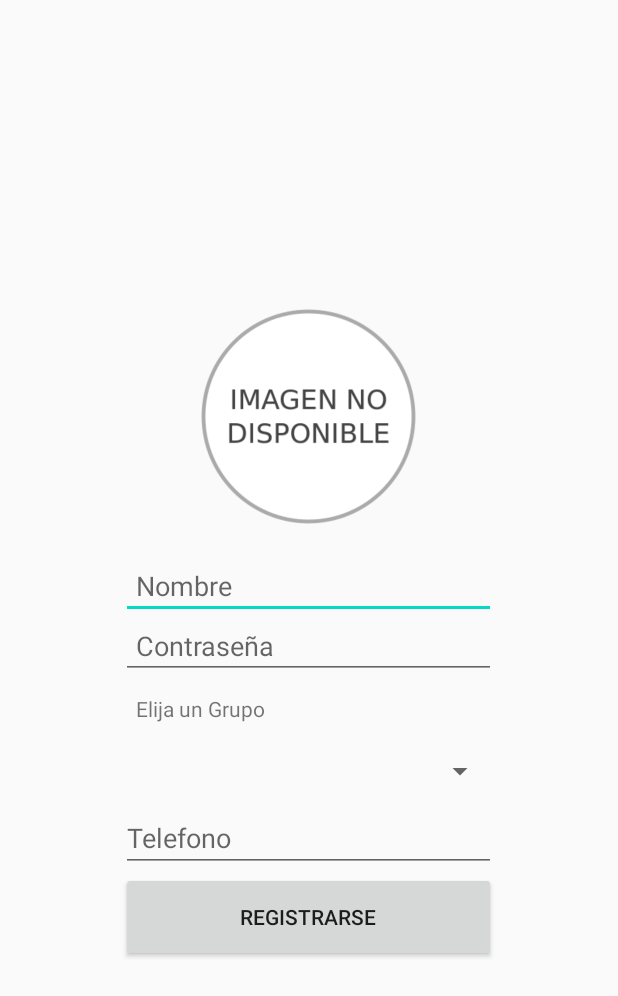
After one commit to SoraireEmmanuel/Trabajo_Final_APP_Moviles, an Android app: the layout registrar.xml on its own in the app's theme, with its tools: preview values and no code run, on a phone screen of 412 x 824 dp. The commit adds this screen. Shown: the top 996 px of the screen. Run offline under Robolectric (Android 15) with nearby library versions, the phone set to English and light mode, and no system bars.

Commit message:
Layout pagina registro

```diff
--- a/app/src/main/res/layout/activity_main.xml
+++ b/app/src/main/res/layout/activity_main.xml
@@ -18,7 +18,7 @@
         android:layout_marginTop="60dp"
         android:layout_gravity="center_horizontal"
         android:text="@string/inicio"
-        android:textSize="30sp"
+        android:textSize="50sp"
         />
 
     <Space
--- /dev/null
+++ b/app/src/main/res/layout/registrar.xml
@@ -0,0 +1,73 @@
+<?xml version="1.0" encoding="utf-8"?>
+<LinearLayout xmlns:android="http://schemas.android.com/apk/res/android"
+    xmlns:app="http://schemas.android.com/apk/res-auto"
+    xmlns:tools="http://schemas.android.com/tools"
+    android:layout_width="match_parent"
+    android:layout_height="match_parent"
+    android:layout_gravity="center_vertical"
+    android:gravity="center"
+    android:orientation="vertical">
+
+
+    <ImageView
+        android:id="@+id/imagenId"
+        android:layout_width="190dp"
+        android:layout_height="190dp"
+        android:contentDescription="@string/todo"
+        android:onClick="cargarImagen"
+        android:padding="20dp"
+        android:src="@drawable/imagen_no_disponible" />
+
+    <EditText
+        android:id="@+id/nombre"
+        android:padding="10dp"
+        android:layout_width="250dp"
+        android:layout_height="40dp"
+        android:ems="10"
+        android:inputType="textPersonName"
+        android:hint="@string/nombre"
+        tools:layout_editor_absoluteX="100dp"
+        tools:layout_editor_absoluteY="78dp"
+        android:importantForAutofill="no" />
+
+    <EditText
+        android:padding="10dp"
+        android:id="@+id/contrasenia"
+        android:layout_width="250dp"
+        android:layout_height="40dp"
+        android:ems="10"
+        android:inputType="textPassword"
+        android:hint="@string/contrasenia"
+        android:importantForAutofill="no" />
+
+    <TextView
+        android:id="@+id/tituloRol"
+        android:layout_width="250dp"
+        android:layout_height="wrap_content"
+        android:text="@string/Elija"
+        android:padding="10dp"/>
+
+    <Spinner
+        android:id="@+id/spinner"
+        android:layout_width="250dp"
+        android:layout_height="44dp"
+        android:spinnerMode="dialog"
+        android:padding="10dp"/>
+
+    <EditText
+        android:id="@+id/editText"
+        android:layout_width="250dp"
+        android:layout_height="wrap_content"
+        android:ems="10"
+        android:hint="@string/telefono"
+        android:inputType="phone" />
+
+    <Button
+        android:id="@+id/btnRegistroForm"
+        android:layout_width="250dp"
+        android:layout_height="60dp"
+        android:onClick="onClick"
+        android:padding="10dp"
+        android:text="@string/registrar" />
+
+</LinearLayout>
--- /dev/null
+++ b/app/src/main/res/layout/todas_las_tareas.xml
@@ -0,0 +1,6 @@
+<?xml version="1.0" encoding="utf-8"?>
+<androidx.constraintlayout.widget.ConstraintLayout
+    xmlns:android="http://schemas.android.com/apk/res/android" android:layout_width="match_parent"
+    android:layout_height="match_parent">
+
+</androidx.constraintlayout.widget.ConstraintLayout>
--- a/app/src/main/res/values/strings.xml
+++ b/app/src/main/res/values/strings.xml
@@ -3,7 +3,7 @@
 
     /*loguin*/
     <string name="inicio">Bienvenido</string>
-    <string name="usuario">Usuario (DNI) </string>
+    <string name="usuario">Usuario</string>
     <string name="contraseña">Contraseña</string>
     <string name="ingresar">Ingresar</string>
     <string name="registrar">Registrarse</string>
@@ -16,9 +16,10 @@
     <string name="nombre">Nombre</string>
     <string name="aoellido">Apellido</string>
     <string name="contrasenia">Contraseña</string>
-    <string name="rol">Rol</string>
+    <string name="grupo">Grupo</string>
+    <string name="telefono">Telefono</string>
     <string name="mail">E-mail</string>
-    <string name="Elija">Elija un Rol</string>
+    <string name="Elija">Elija un Grupo</string>
     <string name="todo">TODO</string>
     <string name="cargarImagen">Cargar Imagen . . . </string>
 
```
Also changed, not shown: app/src/main/res/drawable/imagen_no_disponible.png (added).
